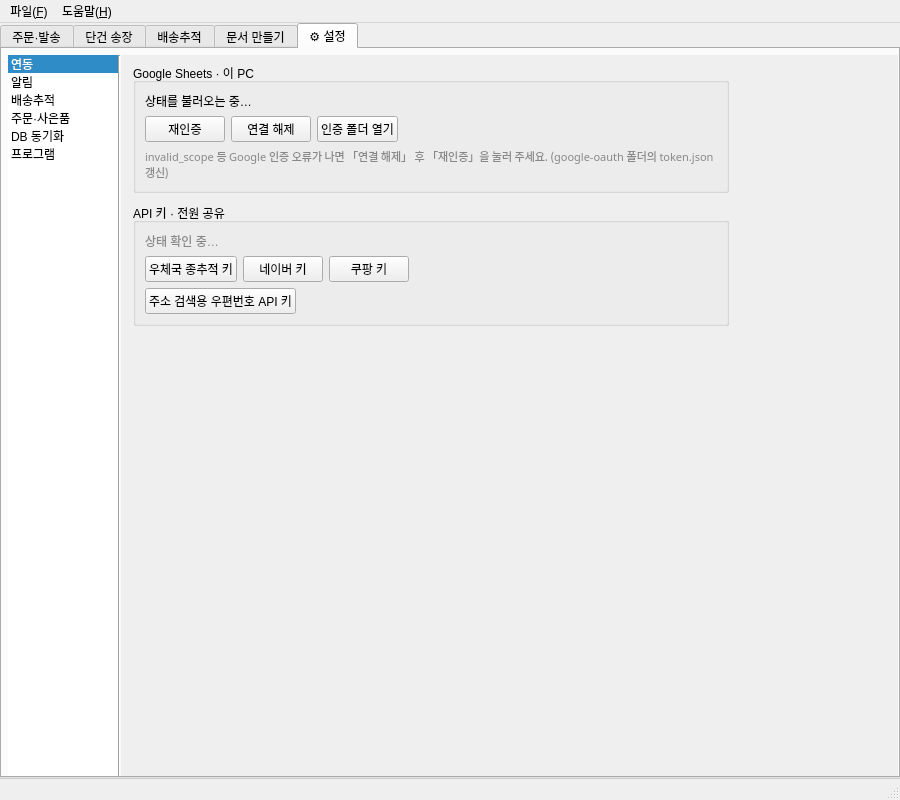
Qt form ui/main_window.ui (Peanut0711/easy-fulfill) before a commit.
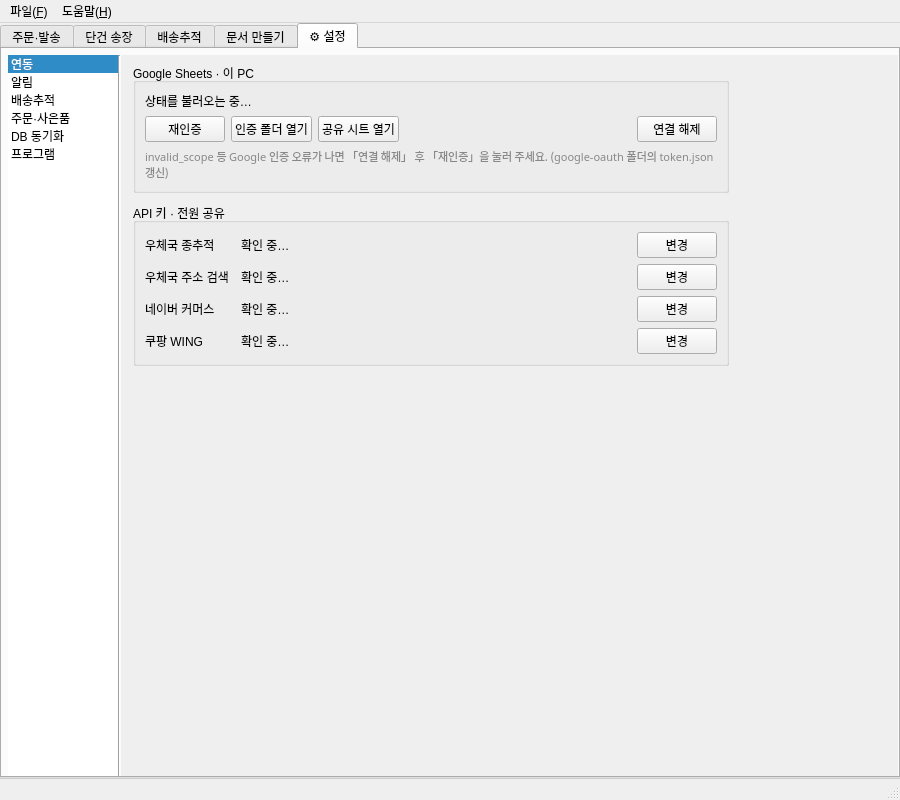
The same form after that commit. The open tabs and pages were chosen to show the change.

Commit message: feat(ui): 설정 탭 API 키를 키별 행으로 바꾸고 연결 해제 분리

```diff
--- a/ui/main_window.ui
+++ b/ui/main_window.ui
@@ -1240,16 +1240,6 @@
                    </property>
                   </widget>
                  </item>
-                 <item>
-                  <widget class="QPushButton" name="pushButton_google_disconnect">
-                   <property name="text">
-                    <string>연결 해제</string>
-                   </property>
-                   <property name="toolTip">
-                    <string>이 PC의 token.json만 삭제합니다. (계정 비밀번호 변경과는 별개)</string>
-                   </property>
-                  </widget>
-                 </item>
                  <item>
                   <widget class="QPushButton" name="pushButton_google_open_oauth_folder">
                    <property name="text">
@@ -1257,6 +1247,16 @@
                    </property>
                   </widget>
                  </item>
+                 <item>
+                  <widget class="QPushButton" name="pushButton_google_open_sheet">
+                   <property name="text">
+                    <string>공유 시트 열기</string>
+                   </property>
+                   <property name="toolTip">
+                    <string>공유 데이터베이스 Google 시트를 브라우저로 엽니다(바로가기 메뉴 「데이터베이스 시트」, Ctrl+D와 같음).</string>
+                   </property>
+                  </widget>
+                 </item>
                  <item>
                   <spacer name="horizontalSpacer_google_buttons">
                    <property name="orientation">
@@ -1270,6 +1270,16 @@
                    </property>
                   </spacer>
                  </item>
+                 <item>
+                  <widget class="QPushButton" name="pushButton_google_disconnect">
+                   <property name="text">
+                    <string>연결 해제</string>
+                   </property>
+                   <property name="toolTip">
+                    <string>이 PC의 token.json만 삭제합니다. (계정 비밀번호 변경과는 별개)</string>
+                   </property>
+                  </widget>
+                 </item>
                 </layout>
                </item>
                <item>
@@ -1299,74 +1309,110 @@
               <property name="title">
                <string>API 키 · 전원 공유</string>
               </property>
-              <layout class="QVBoxLayout" name="verticalLayout_api_keys">
-               <item>
-                <widget class="QLabel" name="label_settings_api_status">
+              <layout class="QGridLayout" name="gridLayout_api_keys" columnstretch="0,1,0">
+               <property name="horizontalSpacing"><number>12</number></property>
+               <item row="0" column="0">
+                <widget class="QLabel" name="label_api_name_kpost">
                  <property name="text">
-                  <string>상태 확인 중…</string>
+                  <string>우체국 종추적</string>
                  </property>
+                </widget>
+               </item>
+               <item row="0" column="1">
+                <widget class="QLabel" name="label_api_status_kpost">
+                 <property name="text">
+                  <string>확인 중…</string>
+                 </property>
                  <property name="wordWrap">
                   <bool>true</bool>
                  </property>
-                 <property name="styleSheet">
-                  <string>color: #888;</string>
+                </widget>
+               </item>
+               <item row="0" column="2">
+                <widget class="QPushButton" name="pushButton_cfg_kpost_key">
+                 <property name="text">
+                  <string>변경</string>
                  </property>
                 </widget>
                </item>
-               <item>
-                <layout class="QHBoxLayout" name="horizontalLayout_api_keys">
-                 <item>
-                  <widget class="QPushButton" name="pushButton_cfg_kpost_key">
-                   <property name="text">
-                    <string>우체국 종추적 키</string>
-                   </property>
-                   <property name="toolTip">
-                    <string>공유 우체국 국내우편물 종추적 인증키를 등록하거나 변경합니다.</string>
-                   </property>
-                  </widget>
-                 </item>
-                 <item>
-                  <widget class="QPushButton" name="pushButton_cfg_naver_key">
-                   <property name="text">
-                    <string>네이버 키</string>
-                   </property>
-                   <property name="toolTip">
-                    <string>네이버 커머스API client_id/secret 입력(검증 후 전원 공유).</string>
-                   </property>
-                  </widget>
-                 </item>
-                 <item>
-                  <widget class="QPushButton" name="pushButton_cfg_coupang_key">
-                   <property name="text">
-                    <string>쿠팡 키</string>
-                   </property>
-                   <property name="toolTip">
-                    <string>쿠팡 WING OpenAPI vendorId/accessKey/secretKey 입력(검증 후 전원 공유).</string>
-                   </property>
-                  </widget>
-                 </item>
-                 <item>
-                  <spacer name="horizontalSpacer_api_keys">
-                   <property name="orientation">
-                    <enum>Qt::Orientation::Horizontal</enum>
-                   </property>
-                   <property name="sizeHint" stdset="0">
-                    <size>
-                     <width>10</width>
-                     <height>20</height>
-                    </size>
-                   </property>
-                  </spacer>
-                 </item>
-                </layout>
+               <item row="1" column="0">
+                <widget class="QLabel" name="label_api_name_postcode">
+                 <property name="text">
+                  <string>우체국 주소 검색</string>
+                 </property>
+                </widget>
                </item>
-               <item alignment="Qt::AlignLeft">
+               <item row="1" column="1">
+                <widget class="QLabel" name="label_api_status_postcode">
+                 <property name="text">
+                  <string>확인 중…</string>
+                 </property>
+                 <property name="wordWrap">
+                  <bool>true</bool>
+                 </property>
+                </widget>
+               </item>
+               <item row="1" column="2">
                 <widget class="QPushButton" name="pushButton_cfg_kpost_postcode_key">
                  <property name="text">
-                  <string>주소 검색용 우편번호 API 키</string>
+                  <string>변경</string>
                  </property>
                  <property name="toolTip">
-                  <string>단건 송장의 주소 검색과 우편번호 조회에 사용할 우체국 인증키를 공유 시트에 등록합니다.</string>
+                  <string>단건 송장의 주소 검색과 우편번호 조회에 사용할 우체국 인증키를 공유 시트에 등록합니다. 비어 있으면 종추적 키로 조회합니다.</string>
+                 </property>
+                </widget>
+               </item>
+               <item row="2" column="0">
+                <widget class="QLabel" name="label_api_name_naver">
+                 <property name="text">
+                  <string>네이버 커머스</string>
+                 </property>
+                </widget>
+               </item>
+               <item row="2" column="1">
+                <widget class="QLabel" name="label_api_status_naver">
+                 <property name="text">
+                  <string>확인 중…</string>
+                 </property>
+                 <property name="wordWrap">
+                  <bool>true</bool>
+                 </property>
+                </widget>
+               </item>
+               <item row="2" column="2">
+                <widget class="QPushButton" name="pushButton_cfg_naver_key">
+                 <property name="text">
+                  <string>변경</string>
+                 </property>
+                 <property name="toolTip">
+                  <string>네이버 커머스API client_id/secret 입력(검증 후 전원 공유).</string>
+                 </property>
+                </widget>
+               </item>
+               <item row="3" column="0">
+                <widget class="QLabel" name="label_api_name_coupang">
+                 <property name="text">
+                  <string>쿠팡 WING</string>
+                 </property>
+                </widget>
+               </item>
+               <item row="3" column="1">
+                <widget class="QLabel" name="label_api_status_coupang">
+                 <property name="text">
+                  <string>확인 중…</string>
+                 </property>
+                 <property name="wordWrap">
+                  <bool>true</bool>
+                 </property>
+                </widget>
+               </item>
+               <item row="3" column="2">
+                <widget class="QPushButton" name="pushButton_cfg_coupang_key">
+                 <property name="text">
+                  <string>변경</string>
+                 </property>
+                 <property name="toolTip">
+                  <string>쿠팡 WING OpenAPI vendorId/accessKey/secretKey 입력(검증 후 전원 공유).</string>
                  </property>
                 </widget>
                </item>
```
Left out of the diff: 3 changed lines with no effect on the pictures. The commit also changes 8 other files.
